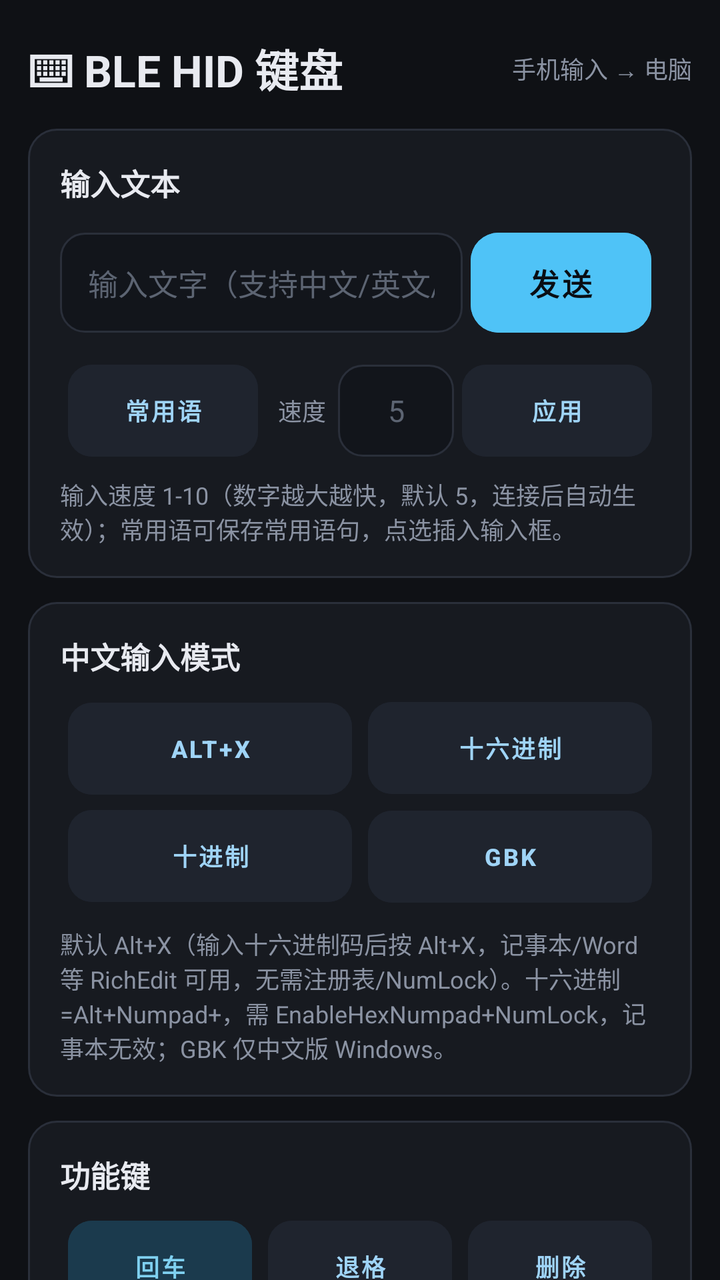
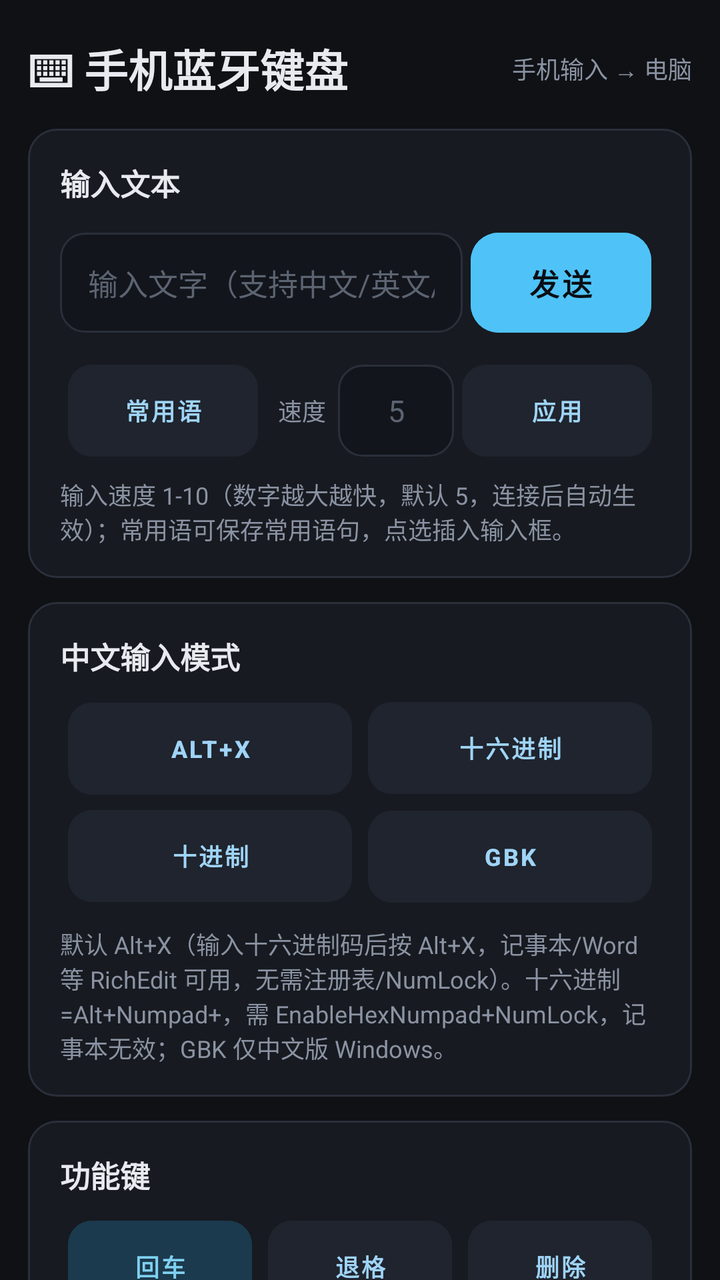

Before-and-after screenshots of an Android layout around one commit, followed by the original layout XML and the change that was made.
<!-- AndroidManifest.xml: activity theme Theme.HIDBLEKeyboard -->
<!-- res/layout/activity_main.xml -->
<?xml version="1.0" encoding="utf-8"?>
<ScrollView xmlns:android="http://schemas.android.com/apk/res/android"
    android:layout_width="match_parent"
    android:layout_height="match_parent"
    android:background="@color/background"
    android:fillViewport="true"
    android:scrollbars="none">

    <LinearLayout
        android:layout_width="match_parent"
        android:layout_height="wrap_content"
        android:orientation="vertical"
        android:padding="14dp">

        
        <LinearLayout
            android:layout_width="match_parent"
            android:layout_height="wrap_content"
            android:orientation="horizontal"
            android:gravity="center_vertical"
            android:layout_marginBottom="14dp"
            android:layout_marginTop="4dp">

            <TextView
                android:layout_width="wrap_content"
                android:layout_height="wrap_content"
                android:text="⌨ BLE HID 键盘"
                android:textSize="22sp"
                android:textStyle="bold"
                android:textColor="@color/text_primary" />

            <View
                android:layout_width="0dp"
                android:layout_height="1dp"
                android:layout_weight="1" />

            <TextView
                android:layout_width="wrap_content"
                android:layout_height="wrap_content"
                android:text="手机输入 → 电脑"
                android:textSize="12sp"
                android:textColor="@color/text_secondary" />
        </LinearLayout>

        
        <LinearLayout
            android:layout_width="match_parent"
            android:layout_height="wrap_content"
            android:orientation="vertical"
            android:background="@drawable/bg_card"
            android:padding="16dp"
            android:layout_marginBottom="12dp">

            <TextView
                android:layout_width="wrap_content"
                android:layout_height="wrap_content"
                android:text="输入文本"
                android:textSize="15sp"
                android:textStyle="bold"
                android:textColor="@color/text_primary"
                android:layout_marginBottom="10dp" />

            <LinearLayout
                android:layout_width="match_parent"
                android:layout_height="wrap_content"
                android:orientation="horizontal"
                android:gravity="center_vertical">

                <EditText
                    android:id="@+id/textInput"
                    android:layout_width="0dp"
                    android:layout_height="50dp"
                    android:layout_weight="1"
                    android:background="@drawable/bg_input"
                    android:paddingStart="14dp"
                    android:paddingEnd="14dp"
                    android:hint="输入文字（支持中文/英文/数字）"
                    android:textColor="@color/text_primary"
                    android:textColorHint="@color/text_hint"
                    android:textColorHighlight="#334FC3F7"
                    android:textSize="15sp"
                    android:singleLine="true"
                    android:inputType="text"
                    android:imeOptions="actionSend"
                    android:importantForAutofill="no" />

                <Button
                    android:id="@+id/sendButton"
                    style="@style/PrimaryButton"
                    android:layout_width="0dp"
                    android:layout_height="50dp"
                    android:layout_weight="0.45"
                    android:text="发送" />
            </LinearLayout>

            
            <LinearLayout
                android:layout_width="match_parent"
                android:layout_height="wrap_content"
                android:orientation="horizontal"
                android:gravity="center_vertical"
                android:layout_marginTop="8dp">

                <Button
                    android:id="@+id/phraseButton"
                    style="@style/KeyButton"
                    android:layout_weight="1.2"
                    android:text="常用语" />

                <TextView
                    android:layout_width="wrap_content"
                    android:layout_height="wrap_content"
                    android:text="速度"
                    android:textSize="12sp"
                    android:textColor="@color/text_secondary"
                    android:layout_marginStart="6dp"
                    android:layout_marginEnd="6dp" />

                <EditText
                    android:id="@+id/speedInput"
                    android:layout_width="58dp"
                    android:layout_height="46dp"
                    android:background="@drawable/bg_input"
                    android:gravity="center"
                    android:hint="5"
                    android:inputType="number"
                    android:maxLength="2"
                    android:textColor="@color/text_primary"
                    android:textColorHint="@color/text_hint"
                    android:textSize="15sp"
                    android:importantForAutofill="no" />

                <Button
                    android:id="@+id/applySpeedButton"
                    style="@style/KeyButton"
                    android:layout_weight="1.2"
                    android:text="应用" />
            </LinearLayout>

            <TextView
                android:layout_width="match_parent"
                android:layout_height="wrap_content"
                android:text="输入速度 1-10（数字越大越快，默认 5，连接后自动生效）；常用语可保存常用语句，点选插入输入框。"
                android:textSize="12sp"
                android:textColor="@color/text_secondary"
                android:layout_marginTop="6dp" />
        </LinearLayout>

        
        <LinearLayout
            android:layout_width="match_parent"
            android:layout_height="wrap_content"
            android:orientation="vertical"
            android:background="@drawable/bg_card"
            android:padding="16dp"
            android:layout_marginBottom="12dp">

            <TextView
                android:layout_width="wrap_content"
                android:layout_height="wrap_content"
                android:text="中文输入模式"
                android:textSize="15sp"
                android:textStyle="bold"
                android:textColor="@color/text_primary"
                android:layout_marginBottom="8dp" />

            <LinearLayout
                android:layout_width="match_parent"
                android:layout_height="wrap_content"
                android:orientation="horizontal">

                <Button
                    android:id="@+id/btnModeAltX"
                    style="@style/KeyButton"
                    android:layout_weight="1"
                    android:text="Alt+X" />

                <Button
                    android:id="@+id/btnModeHex"
                    style="@style/KeyButton"
                    android:layout_weight="1"
                    android:text="十六进制" />
            </LinearLayout>

            <LinearLayout
                android:layout_width="match_parent"
                android:layout_height="wrap_content"
                android:orientation="horizontal">

                <Button
                    android:id="@+id/btnModeDecimal"
                    style="@style/KeyButton"
                    android:layout_weight="1"
                    android:text="十进制" />

                <Button
                    android:id="@+id/btnModeGbk"
                    style="@style/KeyButton"
                    android:layout_weight="1"
                    android:text="GBK" />
            </LinearLayout>

            <TextView
                android:layout_width="match_parent"
                android:layout_height="wrap_content"
                android:text="默认 Alt+X（输入十六进制码后按 Alt+X，记事本/Word 等 RichEdit 可用，无需注册表/NumLock）。十六进制=Alt+Numpad+，需 EnableHexNumpad+NumLock，记事本无效；GBK 仅中文版 Windows。"
                android:textSize="12sp"
                android:textColor="@color/text_secondary"
                android:layout_marginTop="8dp" />
        </LinearLayout>

        
        <LinearLayout
            android:layout_width="match_parent"
            android:layout_height="wrap_content"
            android:orientation="vertical"
            android:background="@drawable/bg_card"
            android:padding="16dp"
            android:layout_marginBottom="12dp">

            <TextView
                android:layout_width="wrap_content"
                android:layout_height="wrap_content"
                android:text="功能键"
                android:textSize="15sp"
                android:textStyle="bold"
                android:textColor="@color/text_primary"
                android:layout_marginBottom="8dp" />

            <LinearLayout
                android:layout_width="match_parent"
                android:layout_height="wrap_content"
                android:orientation="horizontal">

                <Button
                    android:id="@+id/btnEnter"
                    style="@style/EnterButton"
                    android:layout_weight="1"
                    android:text="回车" />

                <Button
                    android:id="@+id/btnBackspace"
                    style="@style/KeyButton"
                    android:layout_weight="1"
                    android:text="退格" />

                <Button
                    android:id="@+id/btnDelete"
                    style="@style/KeyButton"
                    android:layout_weight="1"
                    android:text="删除" />
            </LinearLayout>

            <LinearLayout
                android:layout_width="match_parent"
                android:layout_height="wrap_content"
                android:orientation="horizontal">

                <Button
                    android:id="@+id/btnTab"
                    style="@style/KeyButton"
                    android:layout_weight="1"
                    android:text="Tab" />

                <Button
                    android:id="@+id/btnEscape"
                    style="@style/KeyButton"
                    android:layout_weight="1"
                    android:text="Esc" />

                <View
                    android:layout_width="0dp"
                    android:layout_height="1dp"
                    android:layout_weight="1" />
            </LinearLayout>
        </LinearLayout>

        
        <LinearLayout
            android:layout_width="match_parent"
            android:layout_height="wrap_content"
            android:orientation="vertical"
            android:background="@drawable/bg_card"
            android:padding="16dp"
            android:layout_marginBottom="12dp">

            <TextView
                android:layout_width="wrap_content"
                android:layout_height="wrap_content"
                android:text="光标控制"
                android:textSize="15sp"
                android:textStyle="bold"
                android:textColor="@color/text_primary"
                android:layout_marginBottom="8dp" />

            
            <LinearLayout
                android:layout_width="match_parent"
                android:layout_height="wrap_content"
                android:orientation="vertical"
                android:gravity="center_horizontal"
                android:layout_marginBottom="6dp">

                <Button
                    android:id="@+id/btnUp"
                    style="@style/KeyButton"
                    android:layout_width="56dp"
                    android:layout_height="46dp"
                    android:text="↑" />

                <LinearLayout
                    android:layout_width="wrap_content"
                    android:layout_height="wrap_content"
                    android:orientation="horizontal">

                    <Button
                        android:id="@+id/btnLeft"
                        style="@style/KeyButton"
                        android:layout_width="56dp"
                        android:layout_height="46dp"
                        android:text="←" />

                    <Button
                        android:id="@+id/btnDown"
                        style="@style/KeyButton"
                        android:layout_width="56dp"
                        android:layout_height="46dp"
                        android:text="↓" />

                    <Button
                        android:id="@+id/btnRight"
                        style="@style/KeyButton"
                        android:layout_width="56dp"
                        android:layout_height="46dp"
                        android:text="→" />
                </LinearLayout>
            </LinearLayout>

            <LinearLayout
                android:layout_width="match_parent"
                android:layout_height="wrap_content"
                android:orientation="horizontal">

                <Button
                    android:id="@+id/btnHome"
                    style="@style/KeyButton"
                    android:layout_weight="1"
                    android:text="Home" />

                <Button
                    android:id="@+id/btnEnd"
                    style="@style/KeyButton"
                    android:layout_weight="1"
                    android:text="End" />
            </LinearLayout>
        </LinearLayout>

        
        <LinearLayout
            android:layout_width="match_parent"
            android:layout_height="wrap_content"
            android:orientation="vertical"
            android:background="@drawable/bg_card"
            android:padding="16dp"
            android:layout_marginBottom="12dp">

            <TextView
                android:layout_width="wrap_content"
                android:layout_height="wrap_content"
                android:text="组合键"
                android:textSize="15sp"
                android:textStyle="bold"
                android:textColor="@color/text_primary"
                android:layout_marginBottom="8dp" />

            <LinearLayout
                android:layout_width="match_parent"
                android:layout_height="wrap_content"
                android:orientation="horizontal">

                <Button
                    android:id="@+id/btnCtrlC"
                    style="@style/KeyButton"
                    android:layout_weight="1"
                    android:text="Ctrl+C" />

                <Button
                    android:id="@+id/btnCtrlV"
                    style="@style/KeyButton"
                    android:layout_weight="1"
                    android:text="Ctrl+V" />
            </LinearLayout>

            <LinearLayout
                android:layout_width="match_parent"
                android:layout_height="wrap_content"
                android:orientation="horizontal">

                <Button
                    android:id="@+id/btnCtrlX"
                    style="@style/KeyButton"
                    android:layout_weight="1"
                    android:text="Ctrl+X" />

                <Button
                    android:id="@+id/btnCtrlA"
                    style="@style/KeyButton"
                    android:layout_weight="1"
                    android:text="Ctrl+A" />
            </LinearLayout>

            <LinearLayout
                android:layout_width="match_parent"
                android:layout_height="wrap_content"
                android:orientation="horizontal">

                <Button
                    android:id="@+id/btnCtrlZ"
                    style="@style/KeyButton"
                    android:layout_weight="1"
                    android:text="Ctrl+Z" />

                <Button
                    android:id="@+id/btnCtrlS"
                    style="@style/KeyButton"
                    android:layout_weight="1"
                    android:text="Ctrl+S" />
            </LinearLayout>
        </LinearLayout>

        
        <LinearLayout
            android:layout_width="match_parent"
            android:layout_height="wrap_content"
            android:orientation="vertical"
            android:background="@drawable/bg_card"
            android:padding="16dp"
            android:layout_marginBottom="12dp">

            <TextView
                android:layout_width="wrap_content"
                android:layout_height="wrap_content"
                android:text="命令日志"
                android:textSize="15sp"
                android:textStyle="bold"
                android:textColor="@color/text_primary"
                android:layout_marginBottom="10dp" />

            <ScrollView
                android:layout_width="match_parent"
                android:layout_height="160dp"
                android:scrollbars="vertical">

                <TextView
                    android:id="@+id/commandLog"
                    android:layout_width="match_parent"
                    android:layout_height="wrap_content"
                    android:text="等待连接..."
                    android:textSize="12sp"
                    android:textColor="@color/text_secondary"
                    android:fontFamily="monospace"
                    android:background="@drawable/bg_log"
                    android:padding="10dp"
                    android:lineSpacingExtra="2dp" />
            </ScrollView>
        </LinearLayout>

        
        <LinearLayout
            android:layout_width="match_parent"
            android:layout_height="wrap_content"
            android:orientation="vertical"
            android:background="@drawable/bg_card"
            android:padding="16dp"
            android:layout_marginBottom="12dp">

            <LinearLayout
                android:layout_width="match_parent"
                android:layout_height="wrap_content"
                android:orientation="horizontal"
                android:gravity="center_vertical"
                android:layout_marginBottom="6dp">

                <TextView
                    android:layout_width="wrap_content"
                    android:layout_height="wrap_content"
                    android:text="● "
                    android:textSize="16sp"
                    android:textColor="@color/disconnected"
                    android:id="@+id/statusDot" />

                <TextView
                    android:id="@+id/statusText"
                    android:layout_width="wrap_content"
                    android:layout_height="wrap_content"
                    android:text="未连接"
                    android:textSize="16sp"
                    android:textStyle="bold"
                    android:textColor="@color/disconnected" />
            </LinearLayout>

            <TextView
                android:id="@+id/deviceNameText"
                android:layout_width="match_parent"
                android:layout_height="wrap_content"
                android:text="请扫描并连接设备"
                android:textSize="13sp"
                android:textColor="@color/text_secondary"
                android:layout_marginBottom="12dp" />

            <LinearLayout
                android:layout_width="match_parent"
                android:layout_height="wrap_content"
                android:orientation="horizontal">

                <Button
                    android:id="@+id/scanButton"
                    style="@style/PrimaryButton"
                    android:layout_weight="1"
                    android:text="扫描设备" />

                <Button
                    android:id="@+id/disconnectButton"
                    style="@style/SecondaryButton"
                    android:layout_weight="1"
                    android:text="断开连接"
                    android:enabled="false" />
            </LinearLayout>
        </LinearLayout>

        
        <LinearLayout
            android:layout_width="match_parent"
            android:layout_height="wrap_content"
            android:orientation="vertical"
            android:background="@drawable/bg_card"
            android:padding="16dp"
            android:layout_marginBottom="20dp">

            <TextView
                android:layout_width="wrap_content"
                android:layout_height="wrap_content"
                android:text="发现的设备"
                android:textSize="15sp"
                android:textStyle="bold"
                android:textColor="@color/text_primary"
                android:layout_marginBottom="10dp" />

            <ListView
                android:id="@+id/deviceList"
                android:layout_width="match_parent"
                android:layout_height="160dp"
                android:background="@drawable/bg_list"
                android:divider="@color/card_stroke"
                android:dividerHeight="1dp"
                android:padding="4dp"
                android:scrollbarStyle="outsideOverlay" />
        </LinearLayout>

    </LinearLayout>
</ScrollView>
<!-- resources referenced by this layout -->
<resources>
  <color name="background">#0F1115</color>
  <color name="card_stroke">#2A2F3A</color>
  <color name="disconnected">#EF5350</color>
  <color name="text_hint">#5C6472</color>
  <color name="text_primary">#E8EAF0</color>
  <color name="text_secondary">#8B93A3</color>
  <!-- drawable bg_card (drawable) -->
  <?xml version="1.0" encoding="utf-8"?>
  <shape xmlns:android="http://schemas.android.com/apk/res/android"
      android:shape="rectangle">
      <solid android:color="@color/card_background" />
      <corners android:radius="14dp" />
      <stroke
          android:width="1dp"
          android:color="@color/card_stroke" />
  </shape>
  <!-- drawable bg_list (drawable) -->
  <?xml version="1.0" encoding="utf-8"?>
  <shape xmlns:android="http://schemas.android.com/apk/res/android"
      android:shape="rectangle">
      <solid android:color="@color/list_bg" />
      <corners android:radius="10dp" />
      <stroke android:width="1dp" android:color="@color/card_stroke" />
  </shape>
  <!-- drawable bg_log (drawable) -->
  <?xml version="1.0" encoding="utf-8"?>
  <shape xmlns:android="http://schemas.android.com/apk/res/android"
      android:shape="rectangle">
      <solid android:color="@color/log_bg" />
      <corners android:radius="10dp" />
      <stroke android:width="1dp" android:color="@color/card_stroke" />
  </shape>
  <color name="card_background">#171A20</color>
  <color name="input_bg">#12151B</color>
  <color name="input_stroke_focused">#4FC3F7</color>
  <color name="input_stroke">#2A2F3A</color>
  <color name="list_bg">#12151B</color>
  <color name="log_bg">#0C0E12</color>
  <!-- drawable btn_text_enter (drawable) -->
  <?xml version="1.0" encoding="utf-8"?>
  <selector xmlns:android="http://schemas.android.com/apk/res/android">
      <item android:state_enabled="false" android:color="@color/btn_enter_text_disabled" />
      <item android:color="@color/btn_enter_text" />
  </selector>
  <color name="ripple">#26FFFFFF</color>
  <!-- drawable btn_text_primary (drawable) -->
  <?xml version="1.0" encoding="utf-8"?>
  <selector xmlns:android="http://schemas.android.com/apk/res/android">
      <item android:state_enabled="false" android:color="@color/btn_primary_text_disabled" />
      <item android:color="@color/btn_primary_text" />
  </selector>
  <!-- drawable btn_text_secondary (drawable) -->
  <?xml version="1.0" encoding="utf-8"?>
  <selector xmlns:android="http://schemas.android.com/apk/res/android">
      <item android:state_enabled="false" android:color="@color/btn_secondary_text_disabled" />
      <item android:color="@color/btn_secondary_text" />
  </selector>
  <color name="primary">#4FC3F7</color>
  <color name="primary_dark">#0288D1</color>
  <color name="accent">#FFB74D</color>
  <color name="on_primary">#0A0E14</color>
  <color name="btn_enter_text_disabled">#35505F</color>
  <color name="btn_enter_text">#7FD0F0</color>
  <color name="btn_enter_disabled">#15242E</color>
  <color name="btn_enter_pressed">#23506B</color>
  <color name="btn_enter">#1B3A4D</color>
  <color name="btn_key_text_disabled">#3E4652</color>
  <color name="btn_key_text_pressed">#CBE9FC</color>
  <color name="btn_key_text">#9FD4F7</color>
  <color name="btn_key_disabled">#161A20</color>
  <color name="btn_key_pressed">#2C3340</color>
  <color name="btn_key">#1F242E</color>
  <color name="btn_primary_text_disabled">#55606F</color>
  <color name="btn_primary_text">#0A0E14</color>
  <color name="btn_primary_disabled">#2A3340</color>
  <color name="btn_primary_pressed">#81D4FA</color>
  <color name="btn_primary">#4FC3F7</color>
  <color name="btn_secondary_text_disabled">#4A525F</color>
  <color name="btn_secondary_text">#C6CDD8</color>
  <color name="btn_secondary_disabled">#1A1D24</color>
  <color name="btn_secondary_pressed">#2E3440</color>
  <color name="btn_secondary">#232833</color>
  <!-- unchanged entries left out for length: 11 -->
</resources>

<!-- the commit's change to res/layout/activity_main.xml (unified diff, before → after) -->
@@ -24,7 +24,7 @@
             <TextView
                 android:layout_width="wrap_content"
                 android:layout_height="wrap_content"
-                android:text="⌨ BLE HID 键盘"
+                android:text="⌨ 手机蓝牙键盘"
                 android:textSize="22sp"
                 android:textStyle="bold"
                 android:textColor="@color/text_primary" />
@@ -493,7 +493,7 @@
                     android:id="@+id/statusText"
                     android:layout_width="wrap_content"
                     android:layout_height="wrap_content"
-                    android:text="未连接"
+                    android:text="未启动"
                     android:textSize="16sp"
                     android:textStyle="bold"
                     android:textColor="@color/disconnected" />
@@ -503,7 +503,7 @@
                 android:id="@+id/deviceNameText"
                 android:layout_width="match_parent"
                 android:layout_height="wrap_content"
-                android:text="请扫描并连接设备"
+                android:text="点“启动键盘”把手机变成蓝牙键盘，再到电脑上添加并配对"
                 android:textSize="13sp"
                 android:textColor="@color/text_secondary"
                 android:layout_marginBottom="12dp" />
@@ -514,10 +514,10 @@
                 android:orientation="horizontal">
 
                 <Button
-                    android:id="@+id/scanButton"
+                    android:id="@+id/registerButton"
                     style="@style/PrimaryButton"
                     android:layout_weight="1"
-                    android:text="扫描设备" />
+                    android:text="启动键盘" />
 
                 <Button
                     android:id="@+id/disconnectButton"
@@ -540,10 +540,18 @@
             <TextView
                 android:layout_width="wrap_content"
                 android:layout_height="wrap_content"
-                android:text="发现的设备"
-                android:textSize="15sp"
-                android:textStyle="bold"
-                android:textColor="@color/text_primary"
+                android:text="已配对设备"
+                android:textSize="15sp"
+                android:textStyle="bold"
+                android:textColor="@color/text_primary"
+                android:layout_marginBottom="10dp" />
+
+            <TextView
+                android:layout_width="match_parent"
+                android:layout_height="wrap_content"
+                android:text="在电脑蓝牙中添加“手机蓝牙键盘”并完成配对后，这里会显示该电脑；点选即可连接。"
+                android:textSize="12sp"
+                android:textColor="@color/text_secondary"
                 android:layout_marginBottom="10dp" />
 
             <ListView
